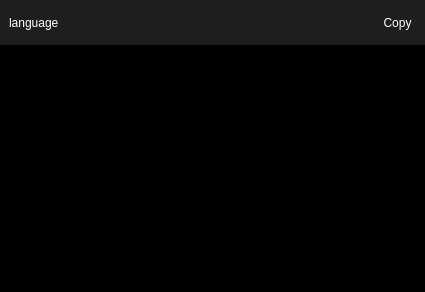
KoromeloDev/MindMate, file src/ui/CodeWidget.ui: the form before one commit.
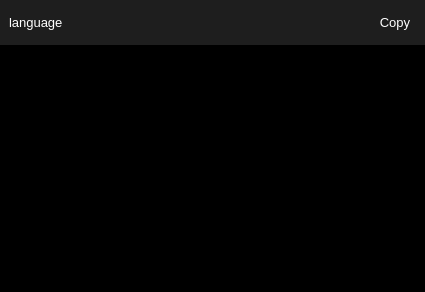
The form after the commit. Icons and pictures are not drawn.

Commit message: Changing the rendering of the message widget and bug fixed

What changed in the file:
```diff
--- a/src/ui/CodeWidget.ui
+++ b/src/ui/CodeWidget.ui
@@ -22,6 +22,11 @@
     <height>50</height>
    </size>
   </property>
+  <property name="font">
+   <font>
+    <pointsize>10</pointsize>
+   </font>
+  </property>
   <property name="styleSheet">
    <string notr="true">color: rgb(255, 255, 255);</string>
   </property>
@@ -62,8 +67,8 @@
       <string notr="true">QWidget 
 {
 	background-color: rgb(30, 30, 30);
-	border-bottom-left-radius: 0%;
-	border-bottom-right-radius: 0%;
+	border-bottom-left-radius: 0;
+	border-bottom-right-radius: 0;
 }
 </string>
      </property>
```
Left out of the diff: 7 changed lines with no effect on the pictures. The commit also changes 7 other files.
